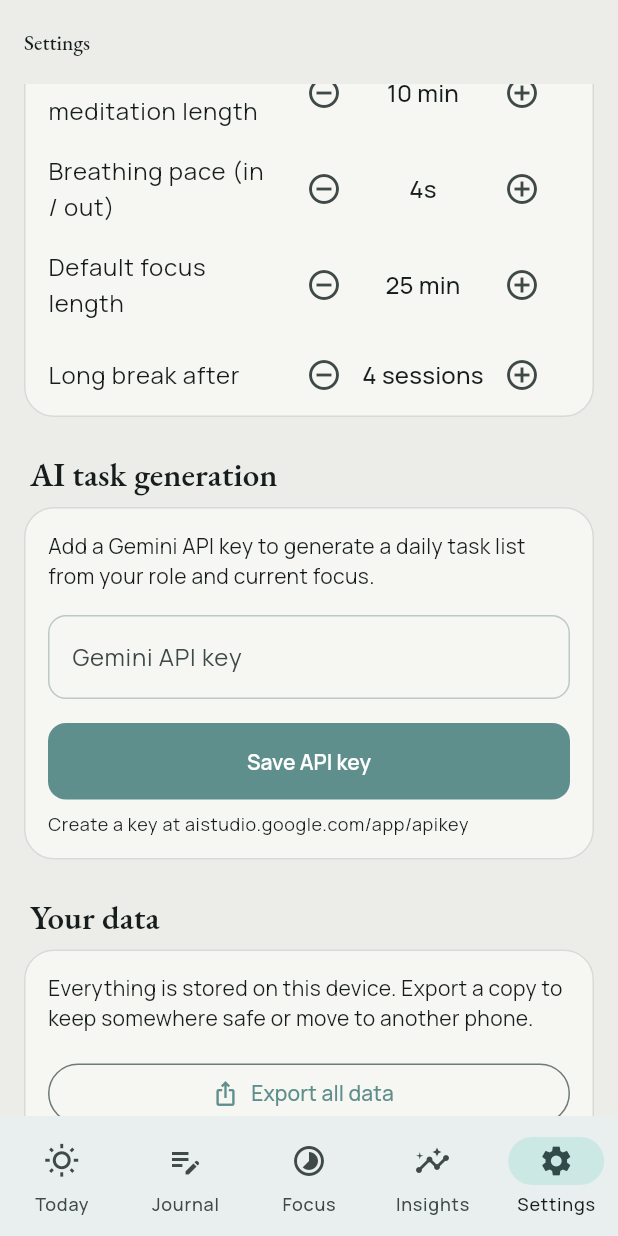
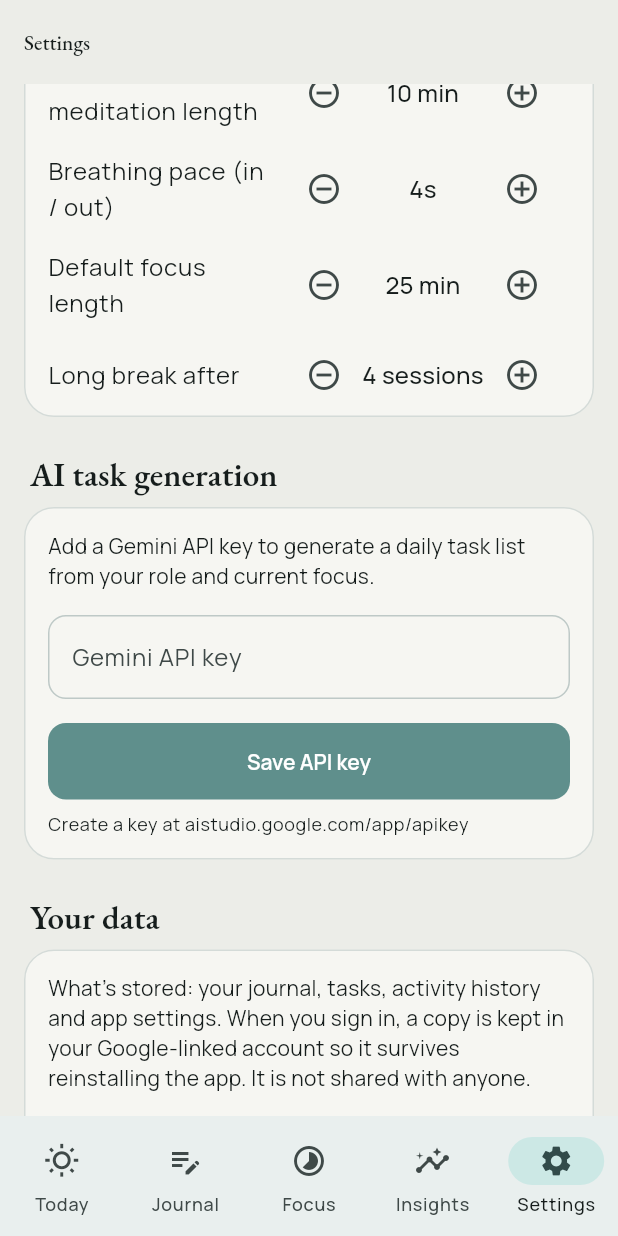
Before and after one commit to EgecanOzcakar/gaman, a Flutter app: the screen it shows after launch, item 5 of the bottom bar chosen, scrolled down 993 dp, on a phone screen of 412 x 824 dp. Run offline on Flutter 3.47's test engine with Material 3 defaults, Android fonts, the phone set to English and light mode, and no system bars; our stand-ins replace cloud_firestore, firebase_auth, firebase_core, flutter_local_notifications, google_fonts, google_generative_ai and 7 more; missing offline and left inert: workmanager; accounts and stored records are empty; network calls fail; statements that could not run were skipped.

Commit message:
state plainly what is stored and where
Co-Authored-By: Claude Sonnet 5 <noreply@anthropic.com>

```diff
--- a/gaman/lib/screens/settings_screen.dart
+++ b/gaman/lib/screens/settings_screen.dart
@@ -274,6 +274,14 @@ class _SettingsScreenState extends State<SettingsScreen> {
                 crossAxisAlignment: CrossAxisAlignment.start,
                 children: [
                   const Text(
+                    "What's stored: your journal, tasks, activity history and "
+                    'app settings. When you sign in, a copy is kept in your '
+                    'Google-linked account so it survives reinstalling the app. '
+                    'It is not shared with anyone.',
+                    style: TextStyle(height: 1.4),
+                  ),
+                  const SizedBox(height: Insets.md),
+                  const Text(
                     'Everything is stored on this device. Export a copy to '
                     'keep somewhere safe or move to another phone.',
                   ),
```
